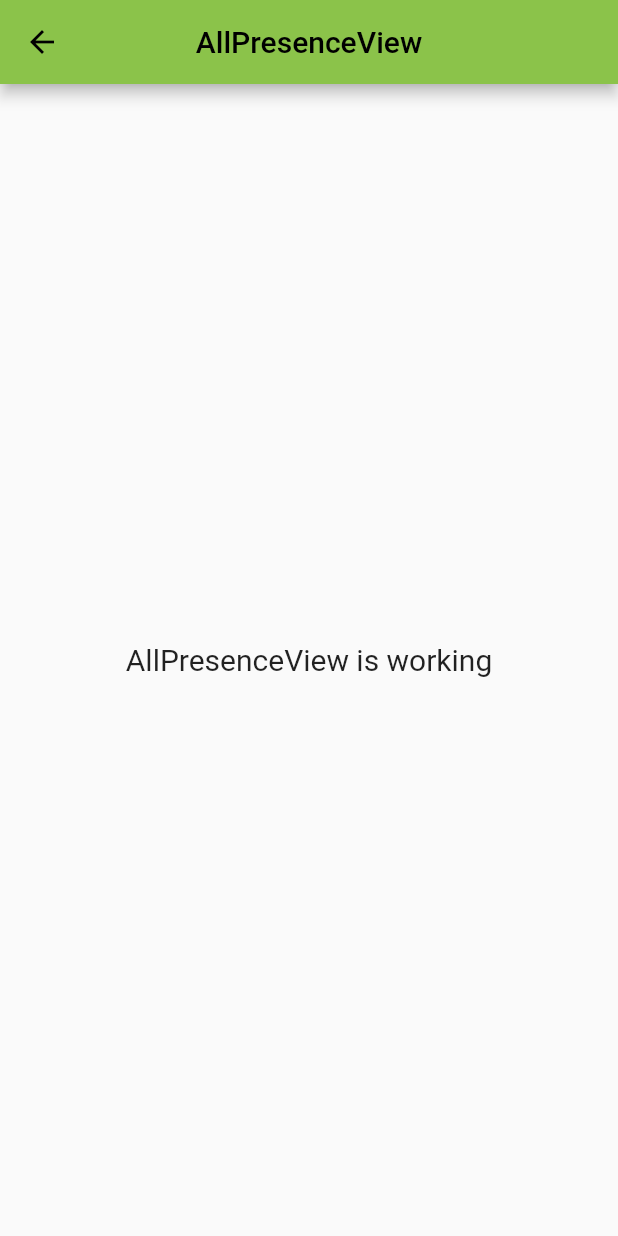
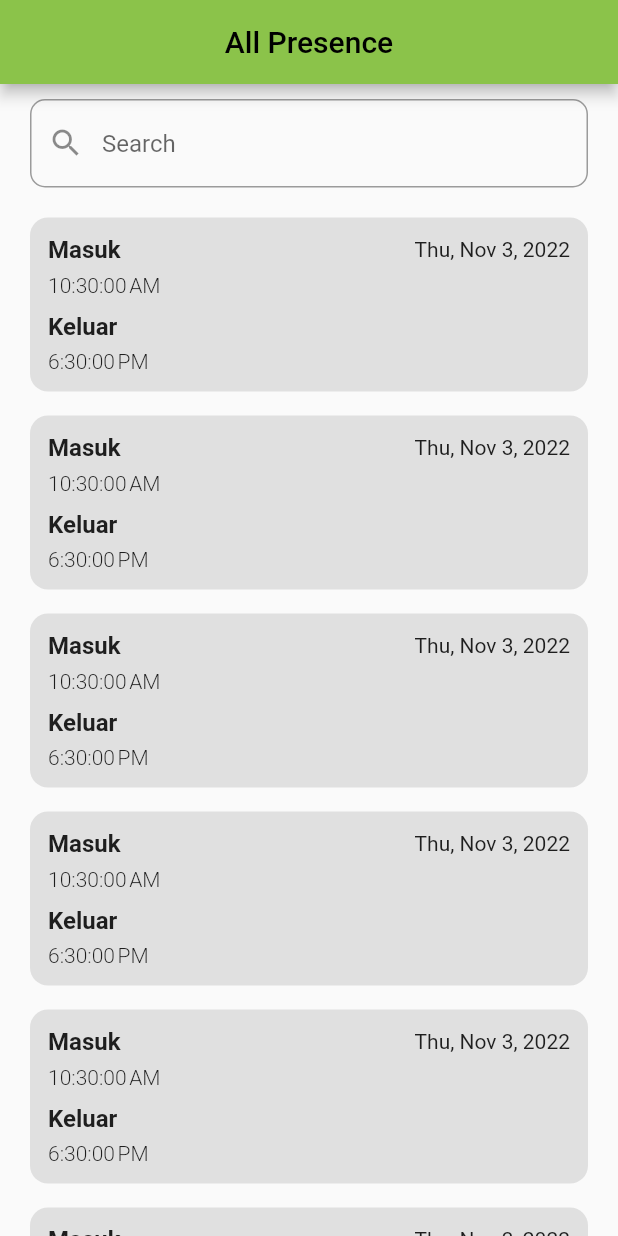
Before and after one commit to handika231/flutter-portofolio, a Flutter app: the AllPresenceView screen opened by its route, on a phone screen of 412 x 824 dp. Run offline on Flutter 3.47's test engine with Material 2 defaults, Android fonts, the phone set to English and light mode, and no system bars; our stand-ins replace cloud_firestore, firebase_auth, firebase_core, firebase_storage, get, image_picker and 1 more; accounts and stored records are empty.

Commit message:
clear slicing all presence view

```diff
--- a/presence_app/lib/app/modules/all_presence/views/all_presence_view.dart
+++ b/presence_app/lib/app/modules/all_presence/views/all_presence_view.dart
@@ -1,7 +1,8 @@
 import 'package:flutter/material.dart';
+import 'package:get/get.dart';
+import 'package:intl/intl.dart';
 
-import 'package:get/get.dart';
-
+import '../../../routes/app_pages.dart';
 import '../controllers/all_presence_controller.dart';
 
 class AllPresenceView extends GetView<AllPresenceController> {
@@ -10,14 +11,105 @@ class AllPresenceView extends GetView<AllPresenceController> {
   Widget build(BuildContext context) {
     return Scaffold(
       appBar: AppBar(
-        title: const Text('AllPresenceView'),
+        automaticallyImplyLeading: false,
+        title: const Text('All Presence'),
         centerTitle: true,
       ),
-      body: Center(
-        child: Text(
-          'AllPresenceView is working',
-          style: TextStyle(fontSize: 20),
-        ),
+      body: Column(
+        children: [
+          const Padding(
+            padding: EdgeInsets.symmetric(
+              horizontal: 20,
+              vertical: 10,
+            ),
+            child: TextField(
+              decoration: InputDecoration(
+                hintText: 'Search',
+                prefixIcon: Icon(Icons.search),
+                border: OutlineInputBorder(
+                  borderRadius: BorderRadius.all(
+                    Radius.circular(10),
+                  ),
+                ),
+              ),
+            ),
+          ),
+          Expanded(
+            child: ListView.builder(
+              padding: const EdgeInsets.symmetric(horizontal: 20, vertical: 10),
+              itemCount: 20,
+              itemBuilder: (BuildContext context, int index) {
+                return GestureDetector(
+                  onTap: () {
+                    Get.toNamed(Routes.DETAIL_PRESENCE);
+                  },
+                  child: Container(
+                    decoration: BoxDecoration(
+                      color: Colors.grey[300],
+                      borderRadius: BorderRadius.circular(12),
+                    ),
+                    padding: const EdgeInsets.all(12),
+                    margin: const EdgeInsets.only(
+                      bottom: 16,
+                    ),
+                    child: Column(
+                      crossAxisAlignment: CrossAxisAlignment.start,
+                      children: [
+                        Row(
+                          mainAxisAlignment: MainAxisAlignment.spaceBetween,
+                          children: [
+                            const Text(
+                              'Masuk',
+                              style: TextStyle(
+                                fontSize: 16,
+                                fontWeight: FontWeight.w700,
+                              ),
+                            ),
+                            Text(
+                              DateFormat.yMMMEd().format(DateTime.now()),
+                            ),
+                          ],
+                        ),
+                        const SizedBox(
+                          height: 6,
+                        ),
+                        Text(
+                          DateFormat.jms().format(DateTime.now()),
+                          style: const TextStyle(
+                            fontWeight: FontWeight.w300,
+                          ),
+                        ),
+                        const SizedBox(
+                          height: 10,
+                        ),
+                        const Text(
+                          'Keluar',
+                          style: TextStyle(
+                            fontSize: 16,
+                            fontWeight: FontWeight.w700,
+                          ),
+                        ),
+                        const SizedBox(
+                          height: 6,
+                        ),
+                        Text(
+                          DateFormat.jms().format(
+                            DateTime.now().add(
+                              const Duration(hours: 8),
+                            ),
+                          ),
+                          style: const TextStyle(
+                            fontWeight: FontWeight.w300,
+                          ),
+                        ),
+                      ],
+                    ),
+                  ),
+                );
+              },
+            ),
+          ),
+        ],
       ),
     );
   }
--- a/presence_app/lib/app/modules/home/views/home_view.dart
+++ b/presence_app/lib/app/modules/home/views/home_view.dart
@@ -166,7 +166,9 @@ class HomeView extends StatelessWidget {
                       ),
                     ),
                     TextButton(
-                      onPressed: () {},
+                      onPressed: () {
+                        Get.toNamed(Routes.ALL_PRESENCE);
+                      },
                       child: const Text('See All'),
                     )
                   ],
```
